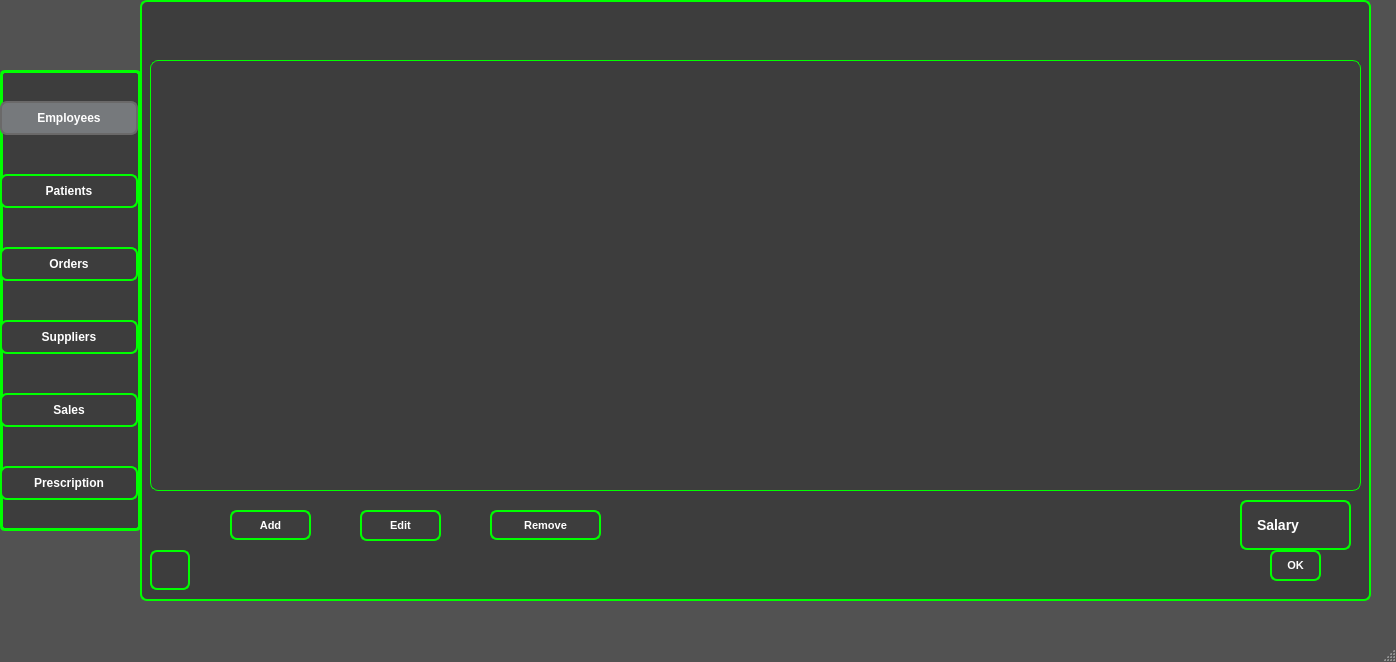
First picture: the form in mainwindow.ui, repository ProjetCpp-2425/projetcpp-smart-pharmacy-2a30, before the edit.
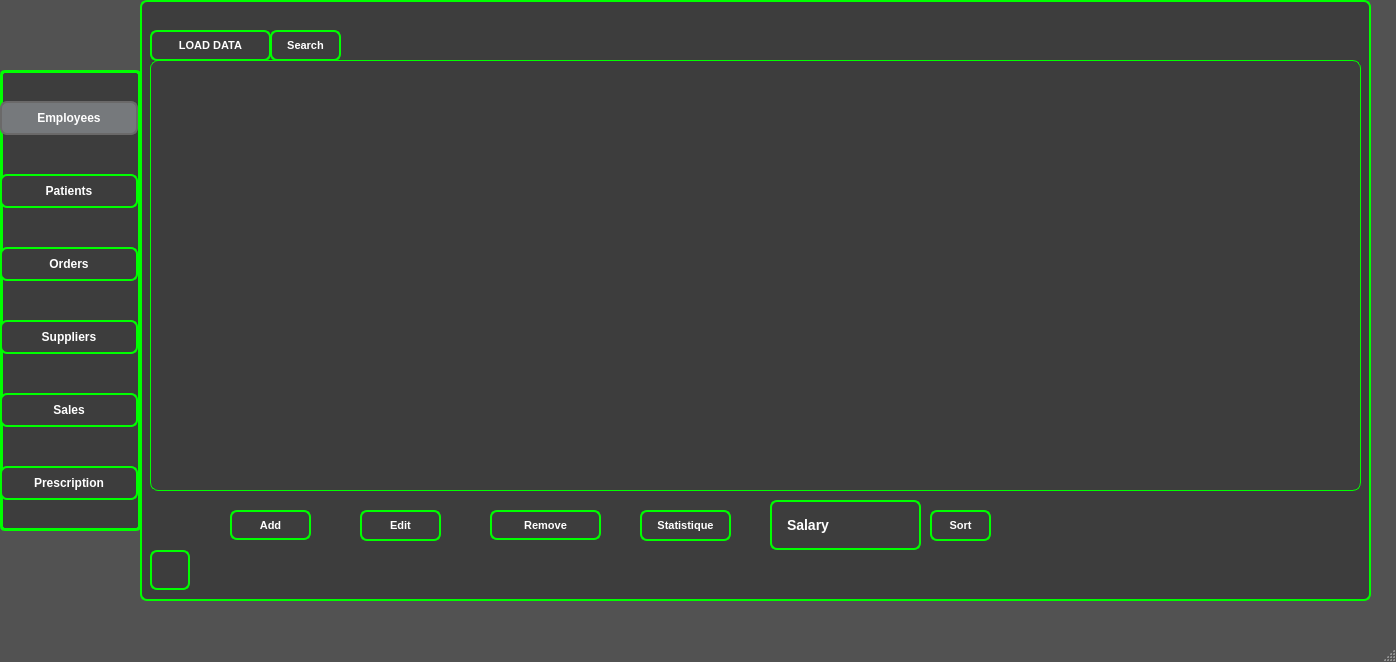
Second picture: the form after the edit. Icons and pictures are not drawn.

Patch:
```diff
--- a/mainwindow.ui
+++ b/mainwindow.ui
@@ -891,9 +891,9 @@
     <widget class="QComboBox" name="comboBox">
      <property name="geometry">
       <rect>
-       <x>1100</x>
+       <x>630</x>
        <y>500</y>
-       <width>111</width>
+       <width>151</width>
        <height>50</height>
       </rect>
      </property>
@@ -983,9 +983,9 @@
     <widget class="QPushButton" name="sortButton">
      <property name="geometry">
       <rect>
-       <x>1130</x>
-       <y>550</y>
-       <width>51</width>
+       <x>790</x>
+       <y>510</y>
+       <width>61</width>
        <height>31</height>
       </rect>
      </property>
@@ -1034,7 +1034,178 @@
 </string>
      </property>
      <property name="text">
-      <string>OK</string>
+      <string>Sort</string>
+     </property>
+    </widget>
+    <widget class="QPushButton" name="statsButton">
+     <property name="geometry">
+      <rect>
+       <x>500</x>
+       <y>510</y>
+       <width>91</width>
+       <height>31</height>
+      </rect>
+     </property>
+     <property name="styleSheet">
+      <string notr="true">/* QPushButton Styling */
+QPushButton {
+    border-style: solid;
+    background-color: #3d3d3d;  /* Same dark background */
+    color: #ffffff;  /* White text */
+    font-size: 11px;  /* Increase font size */
+    font-weight: bold;  /* Make text bold */
+    border-radius: 7px;  /* Rounded corners */
+    border-width: 2px;  /* Set border width */
+    border-color: #00ff00;  /* Green border */
+    padding: 8px 15px;  /* Padding for button spacing */
+    outline: none; /* Remove default focus outline */
+}
+
+/* Hover effect */
+QPushButton:hover {
+    color: #e0e0e0;  /* Slightly brighter text on hover */
+    background-color: qlineargradient(spread:pad, x1:0.517, y1:0, x2:0.517, y2:1, stop:0 rgba(45, 45, 45, 255), stop:0.505682 rgba(45, 45, 45, 255), stop:1 rgba(29, 29, 29, 255));  /* Darker background */
+    border-color: #2d89ef;  /* Blue border on hover */
+}
+
+/* Pressed/Clicked effect (with border unchanged) */
+QPushButton:pressed {
+    background-color: qlineargradient(spread:pad, x1:0.517, y1:0, x2:0.517, y2:1, stop:0 rgba(29, 29, 29, 255), stop:0.505682 rgba(45, 45, 45, 255), stop:1 rgba(29, 29, 29, 255));  /* Darker background on press */
+    border-color: #da532c;  /* Keep the orange border when pressed */
+    border-width: 2px;  /* Keep the border width */
+}
+
+/* Checked/Pressed button stays in this state */
+QPushButton:checked {
+    background-color: #76797C;  /* Grayish background when checked */
+    border-color: #6A6969;  /* Gray border when checked */
+    color: #ffffff;  /* White text when checked */
+}
+
+/* Disabled Button */
+QPushButton:disabled {
+    background-color: #2b2b2b;  /* Darker background for disabled button */
+    color: #aaaaaa;  /* Gray text when disabled */
+    border-color: #555555;  /* Lighter border when disabled */
+}
+</string>
+     </property>
+     <property name="text">
+      <string>Statistique</string>
+     </property>
+    </widget>
+    <widget class="QPushButton" name="searchButton">
+     <property name="geometry">
+      <rect>
+       <x>130</x>
+       <y>30</y>
+       <width>71</width>
+       <height>31</height>
+      </rect>
+     </property>
+     <property name="styleSheet">
+      <string notr="true">/* QPushButton Styling */
+QPushButton {
+    border-style: solid;
+    background-color: #3d3d3d;  /* Same dark background */
+    color: #ffffff;  /* White text */
+    font-size: 11px;  /* Increase font size */
+    font-weight: bold;  /* Make text bold */
+    border-radius: 7px;  /* Rounded corners */
+    border-width: 2px;  /* Set border width */
+    border-color: #00ff00;  /* Green border */
+    padding: 8px 15px;  /* Padding for button spacing */
+    outline: none; /* Remove default focus outline */
+}
+
+/* Hover effect */
+QPushButton:hover {
+    color: #e0e0e0;  /* Slightly brighter text on hover */
+    background-color: qlineargradient(spread:pad, x1:0.517, y1:0, x2:0.517, y2:1, stop:0 rgba(45, 45, 45, 255), stop:0.505682 rgba(45, 45, 45, 255), stop:1 rgba(29, 29, 29, 255));  /* Darker background */
+    border-color: #2d89ef;  /* Blue border on hover */
+}
+
+/* Pressed/Clicked effect (with border unchanged) */
+QPushButton:pressed {
+    background-color: qlineargradient(spread:pad, x1:0.517, y1:0, x2:0.517, y2:1, stop:0 rgba(29, 29, 29, 255), stop:0.505682 rgba(45, 45, 45, 255), stop:1 rgba(29, 29, 29, 255));  /* Darker background on press */
+    border-color: #da532c;  /* Keep the orange border when pressed */
+    border-width: 2px;  /* Keep the border width */
+}
+
+/* Checked/Pressed button stays in this state */
+QPushButton:checked {
+    background-color: #76797C;  /* Grayish background when checked */
+    border-color: #6A6969;  /* Gray border when checked */
+    color: #ffffff;  /* White text when checked */
+}
+
+/* Disabled Button */
+QPushButton:disabled {
+    background-color: #2b2b2b;  /* Darker background for disabled button */
+    color: #aaaaaa;  /* Gray text when disabled */
+    border-color: #555555;  /* Lighter border when disabled */
+}
+</string>
+     </property>
+     <property name="text">
+      <string>Search</string>
+     </property>
+    </widget>
+    <widget class="QPushButton" name="loadButton">
+     <property name="geometry">
+      <rect>
+       <x>10</x>
+       <y>30</y>
+       <width>121</width>
+       <height>31</height>
+      </rect>
+     </property>
+     <property name="styleSheet">
+      <string notr="true">/* QPushButton Styling */
+QPushButton {
+    border-style: solid;
+    background-color: #3d3d3d;  /* Same dark background */
+    color: #ffffff;  /* White text */
+    font-size: 11px;  /* Increase font size */
+    font-weight: bold;  /* Make text bold */
+    border-radius: 7px;  /* Rounded corners */
+    border-width: 2px;  /* Set border width */
+    border-color: #00ff00;  /* Green border */
+    padding: 8px 15px;  /* Padding for button spacing */
+    outline: none; /* Remove default focus outline */
+}
+
+/* Hover effect */
+QPushButton:hover {
+    color: #e0e0e0;  /* Slightly brighter text on hover */
+    background-color: qlineargradient(spread:pad, x1:0.517, y1:0, x2:0.517, y2:1, stop:0 rgba(45, 45, 45, 255), stop:0.505682 rgba(45, 45, 45, 255), stop:1 rgba(29, 29, 29, 255));  /* Darker background */
+    border-color: #2d89ef;  /* Blue border on hover */
+}
+
+/* Pressed/Clicked effect (with border unchanged) */
+QPushButton:pressed {
+    background-color: qlineargradient(spread:pad, x1:0.517, y1:0, x2:0.517, y2:1, stop:0 rgba(29, 29, 29, 255), stop:0.505682 rgba(45, 45, 45, 255), stop:1 rgba(29, 29, 29, 255));  /* Darker background on press */
+    border-color: #da532c;  /* Keep the orange border when pressed */
+    border-width: 2px;  /* Keep the border width */
+}
+
+/* Checked/Pressed button stays in this state */
+QPushButton:checked {
+    background-color: #76797C;  /* Grayish background when checked */
+    border-color: #6A6969;  /* Gray border when checked */
+    color: #ffffff;  /* White text when checked */
+}
+
+/* Disabled Button */
+QPushButton:disabled {
+    background-color: #2b2b2b;  /* Darker background for disabled button */
+    color: #aaaaaa;  /* Gray text when disabled */
+    border-color: #555555;  /* Lighter border when disabled */
+}
+</string>
+     </property>
+     <property name="text">
+      <string>LOAD DATA</string>
      </property>
     </widget>
    </widget>
```
